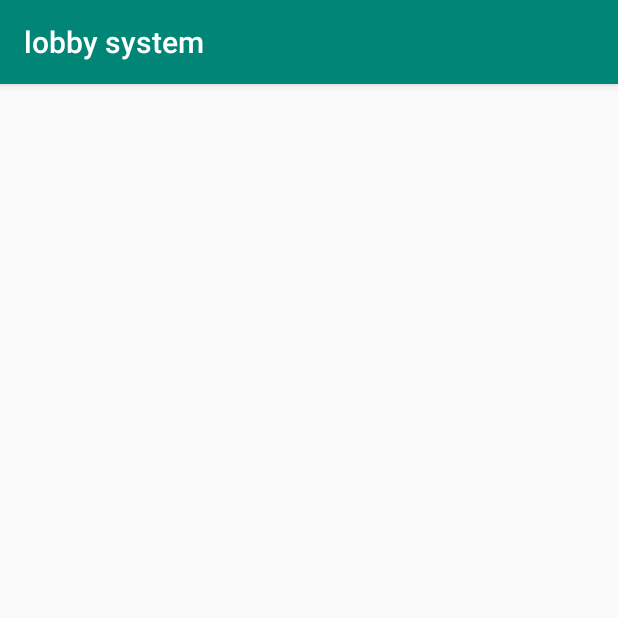
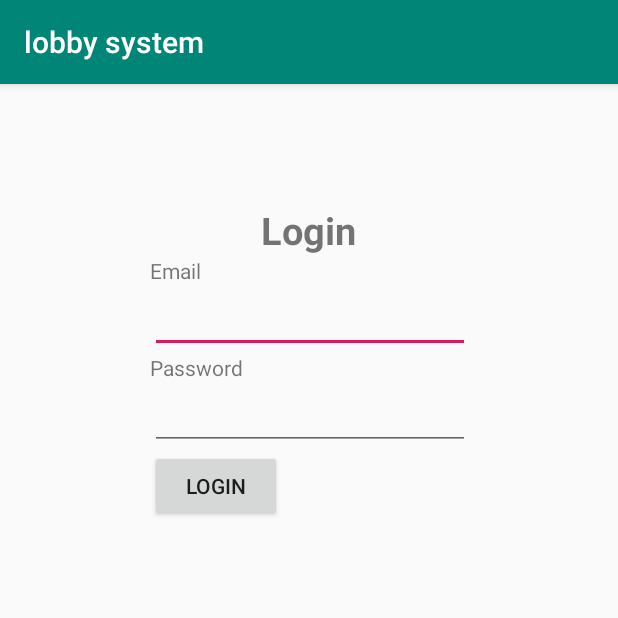
Before and after one commit to anfaas1618/lobby-system, an Android app: the LoginActivity screen opened directly, with no data from a screen before it, on a phone screen of 412 x 824 dp, the top half of it. Run offline under Robolectric (Android 15) with nearby library versions, the phone set to English and light mode, and no system bars; our stand-ins replace Firebase (no records; nobody signed in at launch, a user with empty details on screens opened directly).

Commit message:
register and login activity working now

```diff
--- a/app/src/main/AndroidManifest.xml
+++ b/app/src/main/AndroidManifest.xml
@@ -9,7 +9,8 @@
         android:roundIcon="@mipmap/ic_launcher_round"
         android:supportsRtl="true"
         android:theme="@style/AppTheme">
-        <activity android:name=".LoginActivity"></activity>
+        <activity android:name=".OnlineCheckLobby"></activity>
+        <activity android:name=".LoginActivity" />
         <activity android:name=".RegisterActivity" />
         <activity android:name=".MainActivity">
             <intent-filter>
--- a/app/src/main/java/com/anfaas/lobbysystem/LoginActivity.java
+++ b/app/src/main/java/com/anfaas/lobbysystem/LoginActivity.java
@@ -1,14 +1,58 @@
 package com.anfaas.lobbysystem;
 
+import androidx.annotation.NonNull;
 import androidx.appcompat.app.AppCompatActivity;
 
+import android.content.Context;
+import android.content.Intent;
 import android.os.Bundle;
+import android.view.View;
+import android.widget.Button;
+import android.widget.EditText;
+
+import com.google.android.gms.tasks.OnCompleteListener;
+import com.google.android.gms.tasks.Task;
+import com.google.firebase.auth.AuthResult;
+import com.google.firebase.auth.FirebaseAuth;
+import com.google.firebase.auth.FirebaseUser;
 
 public class LoginActivity extends AppCompatActivity {
+     FirebaseAuth myAuth;
+     EditText email,password;
+     Button login;
+     Context context;
 
     @Override
     protected void onCreate(Bundle savedInstanceState) {
         super.onCreate(savedInstanceState);
         setContentView(R.layout.activity_login);
+        context =this.getApplicationContext();
+        myAuth=FirebaseAuth.getInstance();
+        //refrencing
+        email=findViewById(R.id.email);
+        password=findViewById(R.id.password);
+        login=findViewById(R.id.btnlogin);
+        login.setOnClickListener(new View.OnClickListener() {
+            @Override
+            public void onClick(View v) {
+                myAuth.signInWithEmailAndPassword(email.getText().toString(),password.getText().toString())
+                        .addOnCompleteListener(new OnCompleteListener<AuthResult>() {
+                            @Override
+                            public void onComplete(@NonNull Task<AuthResult> task) {
+                                if (task.isSuccessful())
+                                {   FirebaseUser user =FirebaseAuth.getInstance().getCurrentUser();
+                                    assert user != null;
+                                    LocalDatabase localDatabase= new LocalDatabase(user.getDisplayName()
+                                            , user.getEmail()
+                                            ,user.getUid()
+                                            ,context);
+                                    int check=1;
+                                    LocalDatabase.checkLogin(check,context);
+                                    startActivity(new Intent(LoginActivity.this,OnlineCheckLobby.class));
+                                }
+                            }
+                        });
+            }
+        });
     }
 }
--- a/app/src/main/res/layout/activity_login.xml
+++ b/app/src/main/res/layout/activity_login.xml
@@ -1,9 +1,46 @@
 <?xml version="1.0" encoding="utf-8"?>
-<androidx.constraintlayout.widget.ConstraintLayout xmlns:android="http://schemas.android.com/apk/res/android"
-    xmlns:app="http://schemas.android.com/apk/res-auto"
-    xmlns:tools="http://schemas.android.com/tools"
-    android:layout_width="match_parent"
-    android:layout_height="match_parent"
-    tools:context=".LoginActivity">
+<LinearLayout xmlns:android="http://schemas.android.com/apk/res/android"
+    android:orientation="vertical" android:layout_width="match_parent"
+    android:layout_height="match_parent">
+    <TextView
+        android:id="@+id/loginscrn"
+        android:layout_width="wrap_content"
+        android:layout_height="wrap_content"
+        android:layout_marginTop="80dp"
+        android:text="Login"
+        android:textSize="25dp"
+        android:textStyle="bold"
+        android:layout_gravity="center"/>
 
-</androidx.constraintlayout.widget.ConstraintLayout>
+    <TextView
+        android:id="@+id/secTxt"
+        android:layout_width="wrap_content"
+        android:layout_height="wrap_content"
+        android:text="Email"
+        android:layout_marginLeft="100dp" />
+    <EditText
+        android:id="@+id/email"
+        android:layout_width="wrap_content"
+        android:layout_height="wrap_content"
+        android:layout_marginLeft="100dp"
+        android:ems="10" />
+    <TextView
+        android:id="@+id/thirdTxt"
+        android:layout_width="wrap_content"
+        android:layout_height="wrap_content"
+        android:text="Password"
+        android:layout_marginLeft="100dp" />
+    <EditText
+        android:id="@+id/password"
+        android:layout_width="wrap_content"
+        android:layout_height="wrap_content"
+        android:layout_marginLeft="100dp"
+        android:inputType="textPassword"
+        android:ems="10" />
+    <Button
+        android:id="@+id/btnlogin"
+        android:layout_width="wrap_content"
+        android:layout_height="wrap_content"
+        android:layout_marginLeft="100dp"
+        android:text="Login" />
+</LinearLayout>
```
Also changed, not shown: app/src/main/java/com/anfaas/lobbysystem/OnlineCheckLobby.java (added, +14 -0 lines), app/src/main/java/com/anfaas/lobbysystem/RegisterActivity.java (+11 -5 lines), app/src/main/res/layout/activity_online_check_lobby.xml (added, +9 -0 lines).
